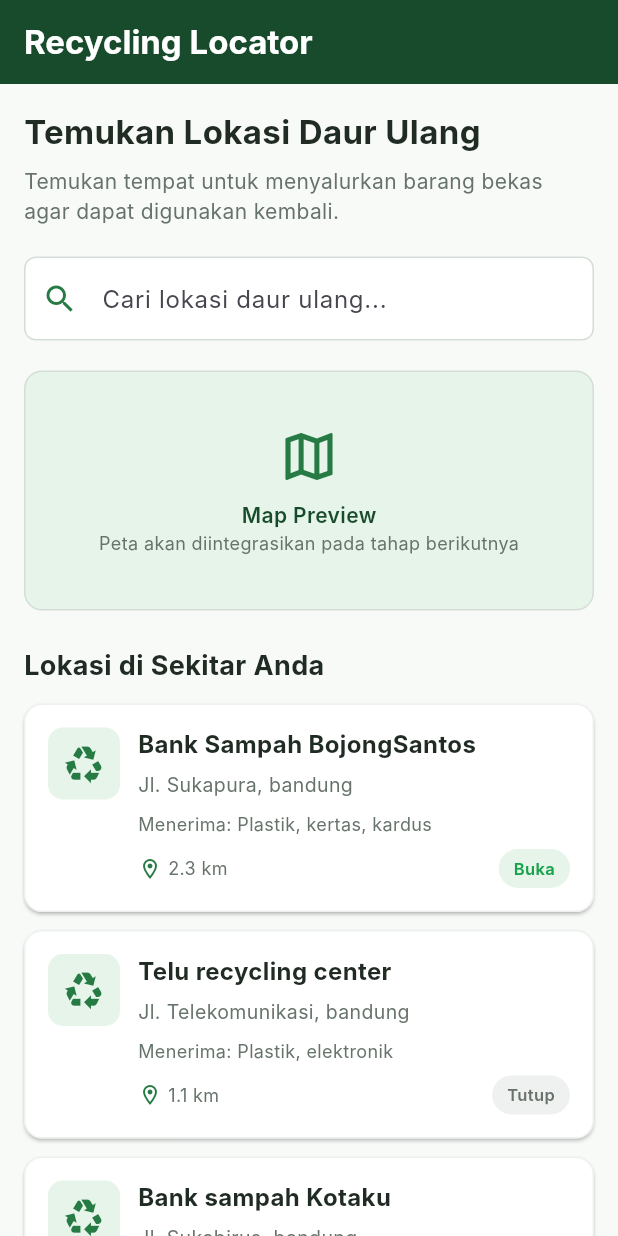
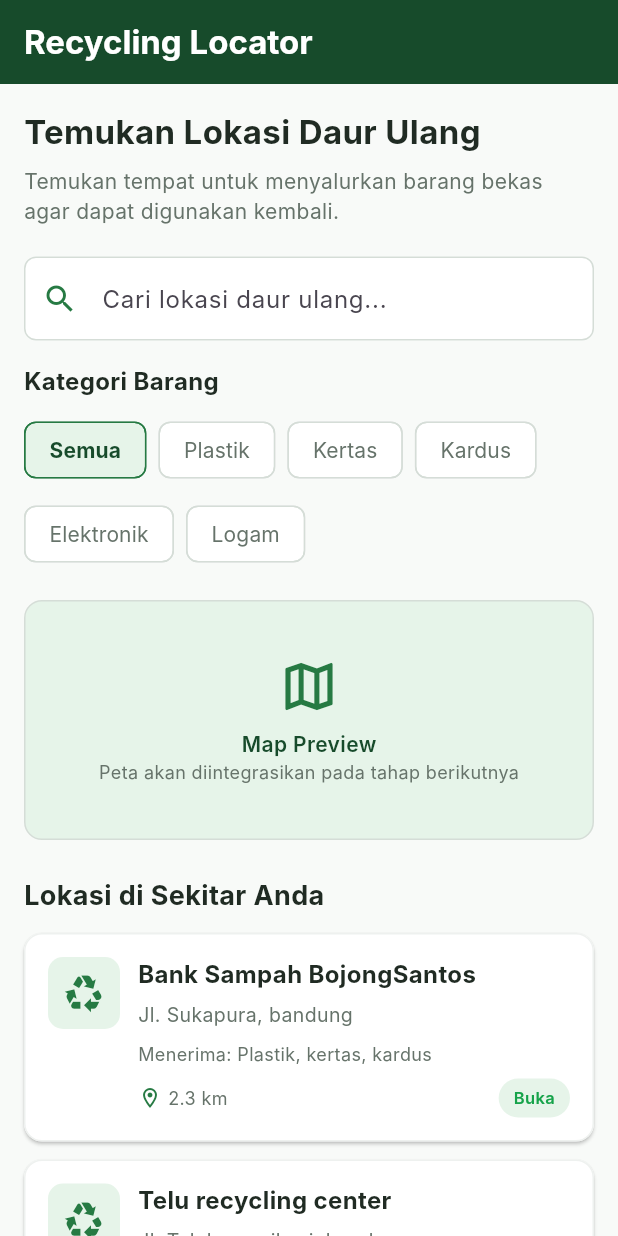
Before and after one commit to gamapradana/Tugas-Besar-PPB, a Flutter app: the screen it shows after launch, on a phone screen of 412 x 824 dp. Run offline on Flutter 3.47's test engine with Material 3 defaults, Android fonts, the phone set to English and light mode, and no system bars; Roboto replaces fonts that are missing (Inter).

Commit message:
menambahkan filter kategori

```diff
--- a/lib/features/recycling_locator/pages/recycling_locator_page.dart
+++ b/lib/features/recycling_locator/pages/recycling_locator_page.dart
@@ -1,4 +1,3 @@
-
 import 'package:flutter/material.dart';
 
 import '../../../core/constants/app_colors.dart';
@@ -9,26 +8,41 @@ class RecyclingLocatorPage extends StatefulWidget {
   const RecyclingLocatorPage({super.key});
 
   @override
-  State<RecyclingLocatorPage> createState() =>
-      _RecyclingLocatorPageState();
+  State<RecyclingLocatorPage> createState() => _RecyclingLocatorPageState();
 }
 
 class _RecyclingLocatorPageState extends State<RecyclingLocatorPage> {
-
-  final TextEditingController _searchController =
-      TextEditingController();
-
+  final TextEditingController _searchController = TextEditingController();
 
   String searchQuery = '';
 
+  String selectedCategory = 'Semua';
+
+  final List<String> categories = [
+    'Semua',
+    'Plastik',
+    'Kertas',
+    'Kardus',
+    'Elektronik',
+    'Logam',
+  ];
 
   List<RecyclingLocation> get filteredLocations {
     final query = searchQuery.trim().toLowerCase();
 
     return dummyLocation.where((location) {
-      return location.name.toLowerCase().contains(query) ||
+      final matchesSearch =
+          location.name.toLowerCase().contains(query) ||
           location.address.toLowerCase().contains(query) ||
           location.category.toLowerCase().contains(query);
+
+      final matchesCategory =
+          selectedCategory == 'Semua' ||
+          location.category.toLowerCase().contains(
+            selectedCategory.toLowerCase(),
+          );
+
+      return matchesSearch && matchesCategory;
     }).toList();
   }
 
@@ -54,7 +68,33 @@ class _RecyclingLocatorPageState extends State<RecyclingLocatorPage> {
       body: ListView(
         padding: const EdgeInsets.all(16),
         children: [
-          const Text(
+          _buildHeader(),
+
+          const SizedBox(height: 20),
+
+          _buildSearchBar(),
+
+          const SizedBox(height: 16),
+
+          _buildCategoryFilter(),
+
+          const SizedBox(height: 20),
+
+          _buildMapPreview(),
+
+          const SizedBox(height: 24),
+
+          _buildLocationSection(),
+        ],
+      ),
+    );
+  }
+
+  Widget _buildHeader() {
+    return const Column(
+      crossAxisAlignment: CrossAxisAlignment.start,
+      children: [
+        Text(
           'Temukan Lokasi Daur Ulang',
           style: TextStyle(
             fontSize: 22,
@@ -62,22 +102,18 @@ class _RecyclingLocatorPageState extends State<RecyclingLocatorPage> {
             color: AppColors.gray900,
           ),
         ),
-
-          const SizedBox(height: 8),
-
-          const Text(
+        SizedBox(height: 8),
+        Text(
           'Temukan tempat untuk menyalurkan barang bekas '
           'agar dapat digunakan kembali.',
-            style: TextStyle(
-              fontSize: 14,
-              color: AppColors.gray600,
+          style: TextStyle(fontSize: 14, color: AppColors.gray600),
         ),
-          ),
+      ],
+    );
+  }
 
-          const SizedBox(height: 20),
-
-
-          TextField(
+  Widget _buildSearchBar() {
+    return TextField(
       controller: _searchController,
       onChanged: (value) {
         setState(() {
@@ -86,10 +122,7 @@ class _RecyclingLocatorPageState extends State<RecyclingLocatorPage> {
       },
       decoration: InputDecoration(
         hintText: 'Cari lokasi daur ulang...',
-              prefixIcon: const Icon(
-                Icons.search,
-                color: AppColors.green700,
-              ),
+        prefixIcon: const Icon(Icons.search, color: AppColors.green700),
         suffixIcon: searchQuery.isNotEmpty
             ? IconButton(
                 icon: const Icon(Icons.close),
@@ -105,30 +138,66 @@ class _RecyclingLocatorPageState extends State<RecyclingLocatorPage> {
         fillColor: AppColors.white,
         border: OutlineInputBorder(
           borderRadius: BorderRadius.circular(8),
-                borderSide: const BorderSide(
-                  color: AppColors.gray300,
-                ),
+          borderSide: const BorderSide(color: AppColors.gray300),
         ),
         enabledBorder: OutlineInputBorder(
           borderRadius: BorderRadius.circular(8),
-                borderSide: const BorderSide(
-                  color: AppColors.gray300,
-                ),
+          borderSide: const BorderSide(color: AppColors.gray300),
         ),
         focusedBorder: OutlineInputBorder(
           borderRadius: BorderRadius.circular(8),
-                borderSide: const BorderSide(
-                  color: AppColors.green700,
-                  width: 1.5,
+          borderSide: const BorderSide(color: AppColors.green700, width: 1.5),
         ),
       ),
+    );
+  }
+
+  Widget _buildCategoryFilter() {
+    return Column(
+      crossAxisAlignment: CrossAxisAlignment.start,
+      children: [
+        const Text(
+          'Kategori Barang',
+          style: TextStyle(
+            fontSize: 16,
+            fontWeight: FontWeight.bold,
+            color: AppColors.gray900,
           ),
         ),
+        const SizedBox(height: 10),
+        Wrap(
+          spacing: 8,
+          runSpacing: 8,
+          children: categories.map((category) {
+            final isSelected = selectedCategory == category;
 
-          const SizedBox(height: 20),
+            return ChoiceChip(
+              label: Text(category),
+              selected: isSelected,
+              onSelected: (selected) {
+                setState(() {
+                  selectedCategory = category;
+                });
+              },
+              selectedColor: AppColors.green100,
+              backgroundColor: AppColors.white,
+              labelStyle: TextStyle(
+                color: isSelected ? AppColors.green900 : AppColors.gray600,
+                fontWeight: isSelected ? FontWeight.bold : FontWeight.normal,
+              ),
+              side: BorderSide(
+                color: isSelected ? AppColors.green700 : AppColors.gray300,
+              ),
+              showCheckmark: false,
+            );
+          }).toList(),
+        ),
+      ],
+    );
+  }
 
-
-          Container(
+  Widget _buildMapPreview() {
+    return Container(
       height: 160,
       decoration: BoxDecoration(
         color: AppColors.green100,
@@ -139,11 +208,7 @@ class _RecyclingLocatorPageState extends State<RecyclingLocatorPage> {
         child: Column(
           mainAxisSize: MainAxisSize.min,
           children: [
-                  Icon(
-                    Icons.map_outlined,
-                    size: 42,
-                    color: AppColors.green700,
-                  ),
+            Icon(Icons.map_outlined, size: 42, color: AppColors.green700),
             SizedBox(height: 8),
             Text(
               'Map Preview',
@@ -154,18 +219,18 @@ class _RecyclingLocatorPageState extends State<RecyclingLocatorPage> {
             ),
             Text(
               'Peta akan diintegrasikan pada tahap berikutnya',
-                    style: TextStyle(
-                      fontSize: 12,
-                      color: AppColors.gray600,
-                    ),
+              style: TextStyle(fontSize: 12, color: AppColors.gray600),
             ),
           ],
         ),
       ),
-          ),
+    );
+  }
 
-          const SizedBox(height: 24),
-
+  Widget _buildLocationSection() {
+    return Column(
+      crossAxisAlignment: CrossAxisAlignment.start,
+      children: [
         const Text(
           'Lokasi di Sekitar Anda',
           style: TextStyle(
@@ -174,20 +239,23 @@ class _RecyclingLocatorPageState extends State<RecyclingLocatorPage> {
             color: AppColors.gray900,
           ),
         ),
+        const SizedBox(height: 12),
+        if (filteredLocations.isEmpty)
+          _buildEmptyState()
+        else
+          ...filteredLocations.map(
+            (location) => _LocationCard(location: location),
+          ),
+      ],
+    );
+  }
 
-          const SizedBox(height: 12),
-
-
-          if (filteredLocations.isEmpty)
-            const Padding(
+  Widget _buildEmptyState() {
+    return const Padding(
       padding: EdgeInsets.symmetric(vertical: 32),
       child: Column(
         children: [
-                  Icon(
-                    Icons.search_off,
-                    size: 48,
-                    color: AppColors.gray600,
-                  ),
+          Icon(Icons.search_off, size: 48, color: AppColors.gray600),
           SizedBox(height: 12),
           Text(
             'Lokasi tidak ditemukan',
@@ -199,25 +267,14 @@ class _RecyclingLocatorPageState extends State<RecyclingLocatorPage> {
           ),
           SizedBox(height: 4),
           Text(
-                    'Coba gunakan kata kunci lainnya.',
-                    style: TextStyle(
-                      fontSize: 13,
-                      color: AppColors.gray600,
-                    ),
-                  ),
-                ],
-              ),
-            )
-          else
-            ...filteredLocations.map(
-              (location) => _LocationCard(location: location),
+            'Coba gunakan kata kunci atau kategori lainnya.',
+            style: TextStyle(fontSize: 13, color: AppColors.gray600),
           ),
         ],
       ),
     );
   }
 }
-
 
 class _LocationCard extends StatelessWidget {
   final RecyclingLocation location;
@@ -252,9 +309,7 @@ class _LocationCard extends StatelessWidget {
                 size: 28,
               ),
             ),
-
             const SizedBox(width: 12),
-
             Expanded(
               child: Column(
                 crossAxisAlignment: CrossAxisAlignment.start,
@@ -267,9 +322,7 @@ class _LocationCard extends StatelessWidget {
                       color: AppColors.gray900,
                     ),
                   ),
-
                   const SizedBox(height: 6),
-
                   Text(
                     location.address,
                     style: const TextStyle(
@@ -277,9 +330,7 @@ class _LocationCard extends StatelessWidget {
                       color: AppColors.gray600,
                     ),
                   ),
-
                   const SizedBox(height: 8),
-
                   Text(
                     'Menerima: ${location.category}',
                     style: const TextStyle(
@@ -287,9 +338,7 @@ class _LocationCard extends StatelessWidget {
                       color: AppColors.gray600,
                     ),
                   ),
-
                   const SizedBox(height: 8),
-
                   Row(
                     children: [
                       const Icon(
@@ -297,9 +346,7 @@ class _LocationCard extends StatelessWidget {
                         size: 16,
                         color: AppColors.green700,
                       ),
-
                       const SizedBox(width: 4),
-
                       Text(
                         location.distance,
                         style: const TextStyle(
@@ -307,9 +354,7 @@ class _LocationCard extends StatelessWidget {
                           color: AppColors.gray600,
                         ),
                       ),
-
                       const Spacer(),
-
                       _StatusBadge(isOpen: location.isOpen),
                     ],
                   ),
@@ -334,10 +379,7 @@ class _StatusBadge extends StatelessWidget {
     final label = isOpen ? 'Buka' : 'Tutup';
 
     return Container(
-      padding: const EdgeInsets.symmetric(
-        horizontal: 10,
-        vertical: 5,
-      ),
+      padding: const EdgeInsets.symmetric(horizontal: 10, vertical: 5),
       decoration: BoxDecoration(
         color: isOpen ? AppColors.green100 : AppColors.gray100,
         borderRadius: BorderRadius.circular(999),
```
Lines whose indentation alone changed are shown as unchanged.
